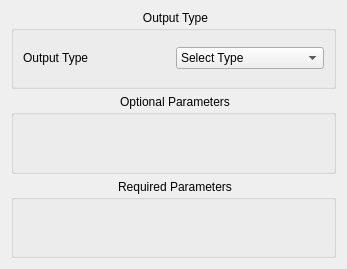
Above: Widgets/Output_Widget.ui from ExperimentalMineralPhysics/Continuous-Peak-Fit before the change. Below: the same form after it.
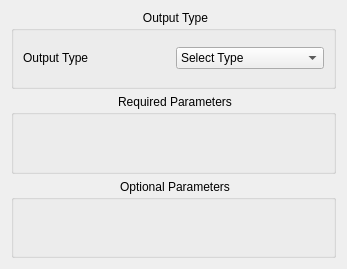
That is the form after the change.

Commit message: Change order of required and optional params in gui

```diff
--- a/Widgets/Output_Widget.ui
+++ b/Widgets/Output_Widget.ui
@@ -14,42 +14,6 @@
    <string>Form</string>
   </property>
   <layout class="QGridLayout" name="gridLayout">
-   <item row="1" column="0" colspan="2">
-    <widget class="QGroupBox" name="groupBox">
-     <property name="styleSheet">
-      <string notr="true">
-QGroupBox::title {
-    subcontrol-origin: margin;
-    subcontrol-position: top center; /* position at the top center */
-    padding: 0 3px;
-    background-color: qlineargradient(x1: 0, y1: 0, x2: 0, y2: 1,
-                                      stop: 0 #FF0ECE, stop: 1 #FFFFFF);
-}</string>
-     </property>
-     <property name="title">
-      <string>Optional Parameters</string>
-     </property>
-     <layout class="QGridLayout" name="gridLayout_3"/>
-    </widget>
-   </item>
-   <item row="2" column="0" colspan="2">
-    <widget class="QGroupBox" name="groupBox_2">
-     <property name="styleSheet">
-      <string notr="true">
-QGroupBox::title {
-    subcontrol-origin: margin;
-    subcontrol-position: top center; /* position at the top center */
-    padding: 0 3px;
-    background-color: qlineargradient(x1: 0, y1: 0, x2: 0, y2: 1,
-                                      stop: 0 #FF0ECE, stop: 1 #FFFFFF);
-}</string>
-     </property>
-     <property name="title">
-      <string>Required Parameters</string>
-     </property>
-     <layout class="QGridLayout" name="gridLayout_2"/>
-    </widget>
-   </item>
    <item row="0" column="0" colspan="2">
     <widget class="QGroupBox" name="groupBox_3">
      <property name="styleSheet">
@@ -126,6 +90,42 @@
      </layout>
     </widget>
    </item>
+   <item row="1" column="0" colspan="2">
+    <widget class="QGroupBox" name="groupBox_2">
+     <property name="styleSheet">
+      <string notr="true">
+QGroupBox::title {
+    subcontrol-origin: margin;
+    subcontrol-position: top center; /* position at the top center */
+    padding: 0 3px;
+    background-color: qlineargradient(x1: 0, y1: 0, x2: 0, y2: 1,
+                                      stop: 0 #FF0ECE, stop: 1 #FFFFFF);
+}</string>
+     </property>
+     <property name="title">
+      <string>Required Parameters</string>
+     </property>
+     <layout class="QGridLayout" name="gridLayout_2"/>
+    </widget>
+   </item>
+   <item row="2" column="0" colspan="2">
+    <widget class="QGroupBox" name="groupBox">
+     <property name="styleSheet">
+      <string notr="true">
+QGroupBox::title {
+    subcontrol-origin: margin;
+    subcontrol-position: top center; /* position at the top center */
+    padding: 0 3px;
+    background-color: qlineargradient(x1: 0, y1: 0, x2: 0, y2: 1,
+                                      stop: 0 #FF0ECE, stop: 1 #FFFFFF);
+}</string>
+     </property>
+     <property name="title">
+      <string>Optional Parameters</string>
+     </property>
+     <layout class="QGridLayout" name="gridLayout_3"/>
+    </widget>
+   </item>
   </layout>
  </widget>
  <resources/>
```
